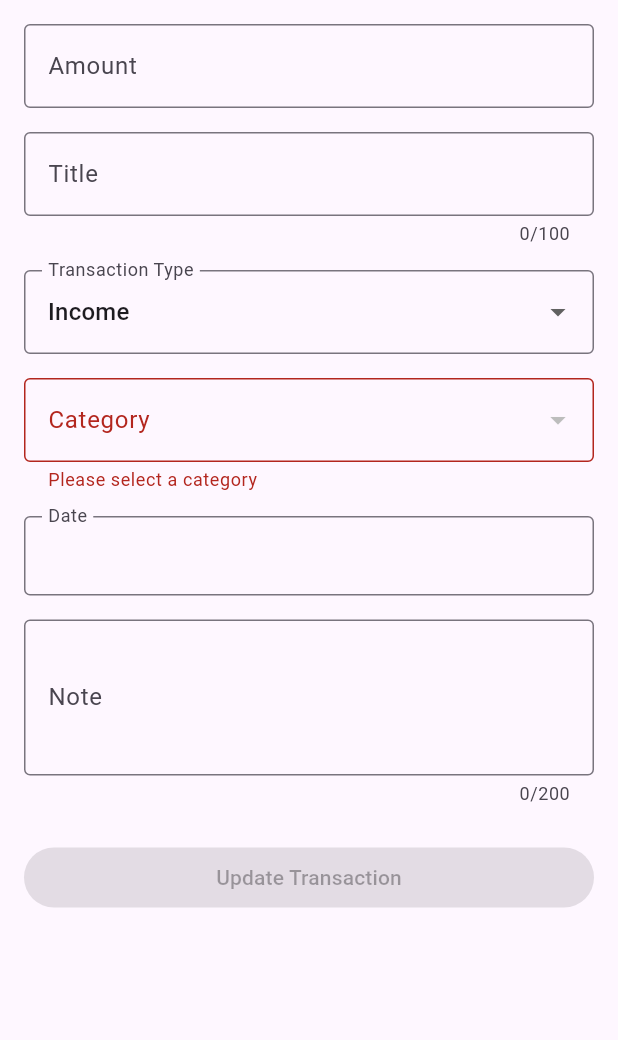
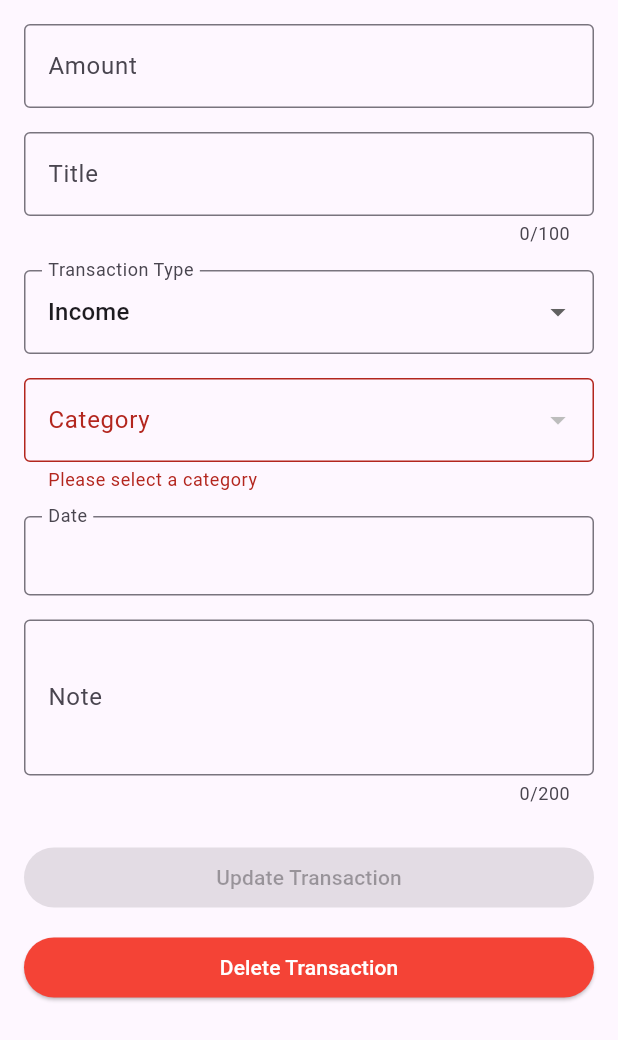
Before and after one commit to Minh08012005/SmartSpender, a Flutter app: the EditTransactionForm widget shown alone on an empty page, opened directly with empty values, on a phone screen of 412 x 824 dp. Shown: the top 1040 px of the screen. Run offline on Flutter 3.47's test engine with Material 3 defaults, Android fonts, the phone set to English and light mode, and no system bars; our stand-ins replace dio, shared_preferences, shimmer; accounts and stored records are empty; network calls fail.

Commit message:
feat(mobile): add delete transaction flow and finalize e2e checklist

```diff
--- a/mobile/lib/core/strings.dart
+++ b/mobile/lib/core/strings.dart
@@ -4,8 +4,10 @@ class AppStrings {
   // Validation messages
   static const String amountRequired = 'Amount is required';
   static const String invalidAmount = 'Invalid amount';
-  static const String amountMustBeGreaterThanZero = 'Amount must be greater than 0';
-  static const String amountMustNotExceedOneBillion = 'Amount must not exceed 1 billion';
+  static const String amountMustBeGreaterThanZero =
+      'Amount must be greater than 0';
+  static const String amountMustNotExceedOneBillion =
+      'Amount must not exceed 1 billion';
   static const String noteMustNotExceed200Characters =
       'Note must not exceed 200 characters';
   static const String titleRequired = 'Title is required';
@@ -20,14 +22,23 @@ class AppStrings {
       'Transaction added successfully';
   static const String failedToAddTransaction = 'Failed to add transaction';
   static const String failedToLoadTransactions = 'Failed to load transactions';
-  static const String failedToDeleteTransaction = 'Failed to delete transaction';
-  static const String failedToUpdateTransaction = 'Failed to update transaction';
+  static const String failedToDeleteTransaction =
+      'Failed to delete transaction';
+  static const String failedToUpdateTransaction =
+      'Failed to update transaction';
   static const String transactionUpdatedSuccessfully =
       'Transaction updated successfully';
+  static const String transactionDeletedSuccessfully =
+      'Transaction deleted successfully';
   static const String cannotFetchTransactions = 'Cannot fetch transactions';
   static const String cannotAddTransaction = 'Cannot add transaction';
   static const String cannotDeleteTransaction = 'Cannot delete transaction';
   static const String cannotUpdateTransaction = 'Cannot update transaction';
+  static const String deleteTransactionTitle = 'Delete transaction';
+  static const String deleteTransactionConfirmMessage =
+      'Are you sure you want to delete this transaction?';
+  static const String cancel = 'Cancel';
+  static const String delete = 'Delete';
   static const String errorOccurred = 'An error occurred';
   static const String unexpectedErrorOccurred = 'An unexpected error occurred';
 }
--- a/mobile/lib/features/auth/widgets/edit_transaction_form.dart
+++ b/mobile/lib/features/auth/widgets/edit_transaction_form.dart
@@ -21,6 +21,7 @@ class EditTransactionForm extends StatefulWidget {
     required this.onCategoryChanged,
     required this.onPickDate,
     required this.onSubmit,
+    required this.onDelete,
     required this.validateAmount,
     required this.validateTitle,
     required this.validateNote,
@@ -40,6 +41,7 @@ class EditTransactionForm extends StatefulWidget {
   final ValueChanged<String?> onCategoryChanged;
   final VoidCallback onPickDate;
   final VoidCallback onSubmit;
+  final VoidCallback onDelete;
   final String? Function(String?) validateAmount;
   final String? Function(String?) validateTitle;
   final String? Function(String?) validateNote;
@@ -166,8 +168,7 @@ class _EditTransactionFormState extends State<EditTransactionForm> {
                     backgroundColor: teal,
                     foregroundColor: Colors.white,
                   ),
-                  onPressed:
-                      (widget.isLoading || !_isFormValid)
+                  onPressed: (widget.isLoading || !_isFormValid)
                       ? null
                       : widget.onSubmit,
                   child: widget.isLoading
@@ -182,6 +183,18 @@ class _EditTransactionFormState extends State<EditTransactionForm> {
                       : const Text('Update Transaction'),
                 ),
               ),
+              const SizedBox(height: 12),
+              SizedBox(
+                width: double.infinity,
+                child: ElevatedButton(
+                  style: ElevatedButton.styleFrom(
+                    backgroundColor: Colors.red,
+                    foregroundColor: Colors.white,
+                  ),
+                  onPressed: widget.isLoading ? null : widget.onDelete,
+                  child: const Text('Delete Transaction'),
+                ),
+              ),
             ],
           ),
         ),
```
Also changed, not shown: mobile/lib/screens/edit_transaction_screen.dart (+63 -5 lines), test_evidence/2026-03-23/api.png (added), test_evidence/2026-03-23/m1-login.png (added), test_evidence/2026-03-23/m4-update-result.png (added), test_evidence/2026-03-23/m4-update.png (added), test_evidence/2026-03-23/m5-delete-button.png (added), test_evidence/2026-03-23/m5-delete-confirm.png (added), test_evidence/2026-03-23/m5-delete-result.png (added), 3 other files.
